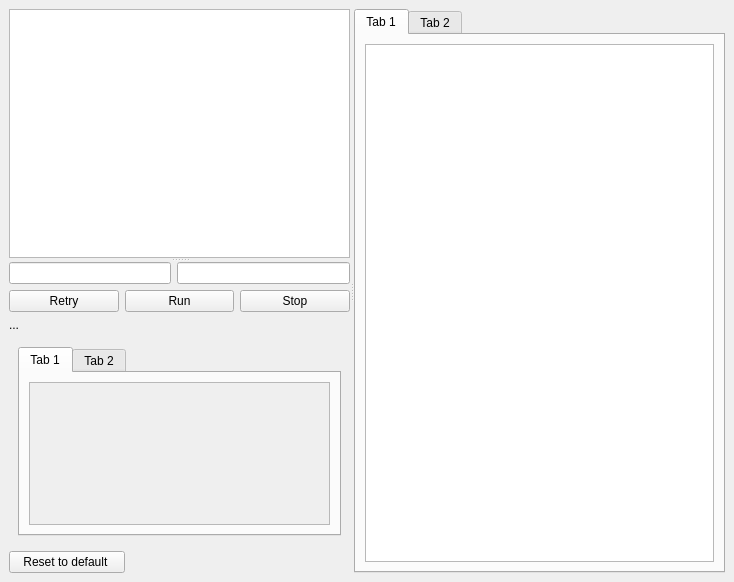
Before: the Qt Designer form src/client/client.ui in ccp4/DUI2, drawn with Qt 5.
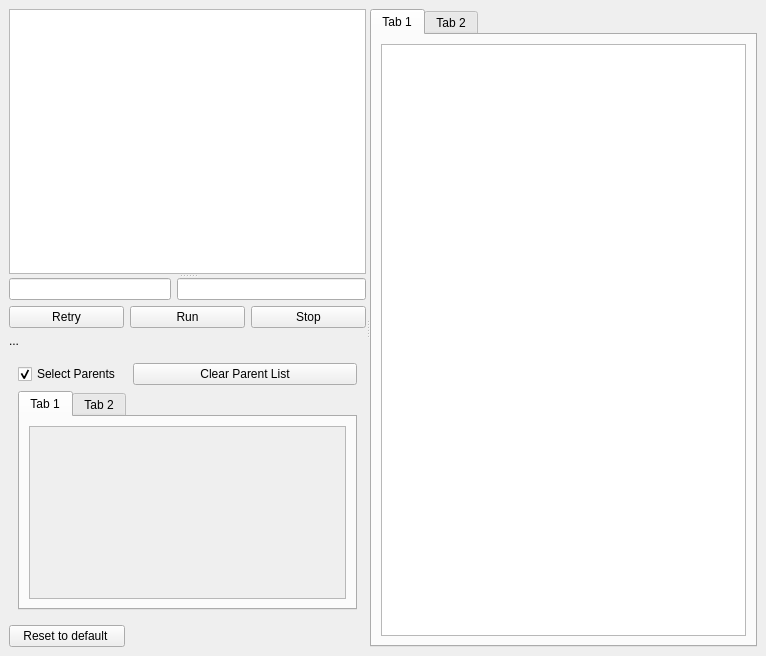
After: the same form once the commit is applied. The open tabs and pages were chosen to show the change.

Commit message: adding check option of parent selection to combine experiment page

Diff of the .ui file:
```diff
--- a/src/client/client.ui
+++ b/src/client/client.ui
@@ -6,8 +6,8 @@
    <rect>
     <x>0</x>
     <y>0</y>
-    <width>734</width>
-    <height>582</height>
+    <width>766</width>
+    <height>656</height>
    </rect>
   </property>
   <property name="windowTitle">
@@ -538,7 +538,7 @@
            </widget>
            <widget class="QWidget" name="CombinePage">
             <layout class="QGridLayout" name="gridLayout_25">
-             <item row="0" column="0">
+             <item row="2" column="0" colspan="3">
               <widget class="QTabWidget" name="tabWidget_8">
                <property name="currentIndex">
                 <number>0</number>
@@ -558,8 +558,8 @@
                      <rect>
                       <x>0</x>
                       <y>0</y>
-                      <width>98</width>
-                      <height>28</height>
+                      <width>316</width>
+                      <height>145</height>
                      </rect>
                     </property>
                    </widget>
@@ -593,6 +593,23 @@
                </widget>
               </widget>
              </item>
+             <item row="0" column="0">
+              <widget class="QCheckBox" name="NodeSelecCheck">
+               <property name="text">
+                <string>Select Parents</string>
+               </property>
+               <property name="checked">
+                <bool>true</bool>
+               </property>
+              </widget>
+             </item>
+             <item row="0" column="1" colspan="2">
+              <widget class="QPushButton" name="ClearParentButton">
+               <property name="text">
+                <string>Clear Parent List</string>
+               </property>
+              </widget>
+             </item>
             </layout>
            </widget>
           </widget>
```
Left out of the diff: 64 changed lines with no effect on the pictures. The commit also changes 1 other file.
